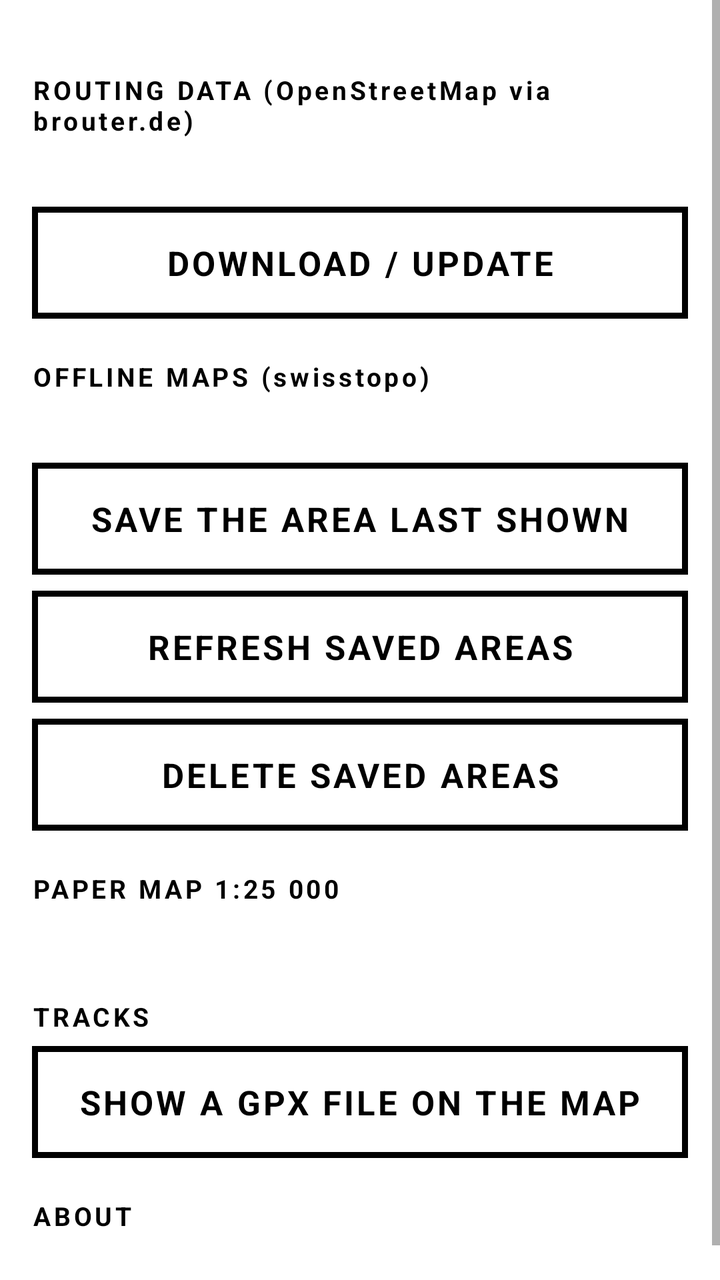
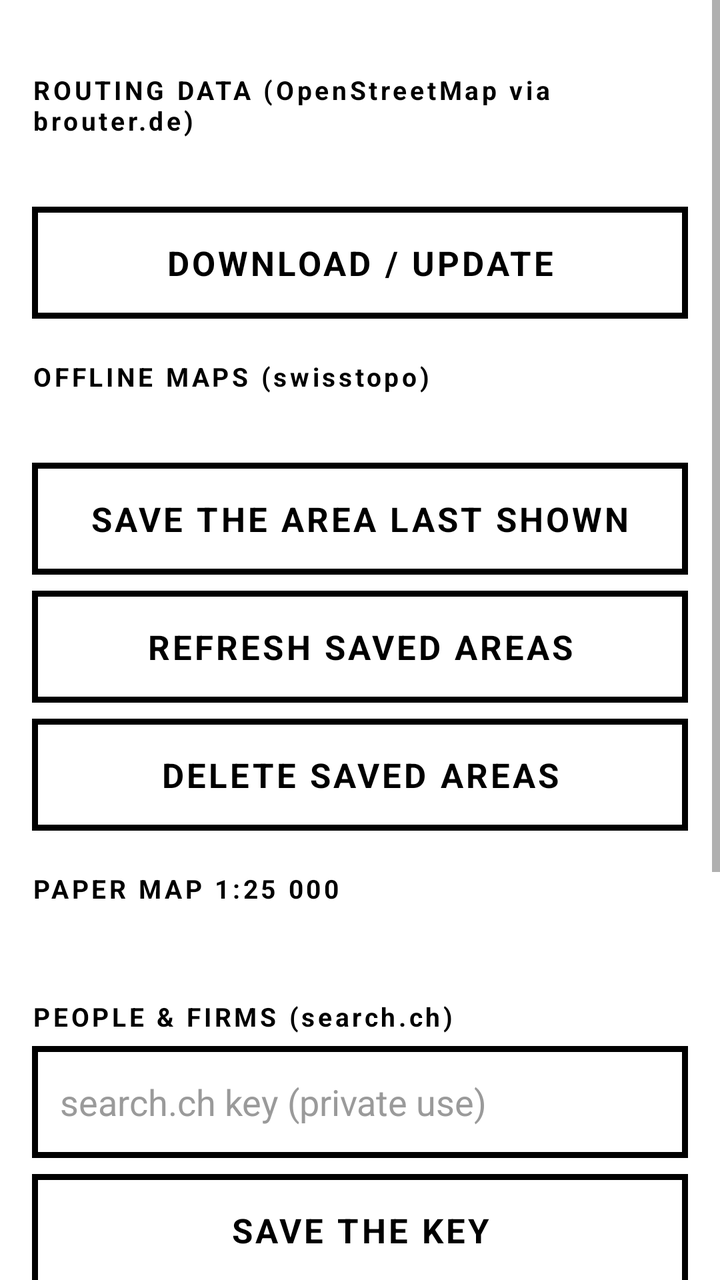

An Android layout rendered at two revisions. The XML below is the earlier revision; the diff shows what the commit changed to produce the second picture.
<!-- AndroidManifest.xml: application theme Theme.Sbh -->
<!-- res/layout/activity_menu.xml -->
<?xml version="1.0" encoding="utf-8"?>
<ScrollView xmlns:android="http://schemas.android.com/apk/res/android"
    android:layout_width="match_parent" android:layout_height="match_parent" android:background="@color/paper">
    <LinearLayout android:layout_width="match_parent" android:layout_height="wrap_content"
        android:orientation="vertical" android:padding="16dp">

        <TextView style="@style/MenuHead" android:layout_width="match_parent" android:layout_height="wrap_content" android:text="ROUTING DATA (OpenStreetMap via brouter.de)"/>
        <TextView android:id="@+id/segInfo" android:layout_width="match_parent" android:layout_height="wrap_content" android:textSize="15sp" android:fontFamily="monospace" android:lineSpacingExtra="4dp"/>
        <TextView android:id="@+id/btnSegments" style="@style/Btn" android:layout_width="match_parent" android:layout_height="56dp" android:layout_marginTop="8dp" android:text="DOWNLOAD / UPDATE"/>

        <TextView style="@style/MenuHead" android:layout_width="match_parent" android:layout_height="wrap_content" android:text="OFFLINE MAPS (swisstopo)"/>
        <TextView android:id="@+id/offlineInfo" android:layout_width="match_parent" android:layout_height="wrap_content" android:textSize="15sp" android:lineSpacingExtra="4dp"/>
        <TextView android:id="@+id/btnOfflineArea" style="@style/Btn" android:layout_width="match_parent" android:layout_height="56dp" android:layout_marginTop="8dp" android:text="SAVE THE AREA LAST SHOWN"/>
        <TextView android:id="@+id/btnOfflineRefresh" style="@style/Btn" android:layout_width="match_parent" android:layout_height="56dp" android:layout_marginTop="8dp" android:text="REFRESH SAVED AREAS"/>
        <TextView android:id="@+id/btnOfflineDelete" style="@style/Btn" android:layout_width="match_parent" android:layout_height="56dp" android:layout_marginTop="8dp" android:text="DELETE SAVED AREAS"/>

        <TextView style="@style/MenuHead" android:layout_width="match_parent" android:layout_height="wrap_content" android:text="PAPER MAP 1:25 000"/>
        <TextView android:id="@+id/paperInfo" android:layout_width="match_parent" android:layout_height="wrap_content" android:textSize="15sp" android:lineSpacingExtra="4dp"/>

        <TextView style="@style/MenuHead" android:layout_width="match_parent" android:layout_height="wrap_content" android:text="TRACKS"/>
        <TextView android:id="@+id/btnImport" style="@style/Btn" android:layout_width="match_parent" android:layout_height="56dp" android:text="SHOW A GPX FILE ON THE MAP"/>

        <TextView style="@style/MenuHead" android:layout_width="match_parent" android:layout_height="wrap_content" android:text="ABOUT"/>
        <TextView android:id="@+id/about" android:layout_width="match_parent" android:layout_height="wrap_content" android:textSize="14sp" android:lineSpacingExtra="4dp"/>
    </LinearLayout>
</ScrollView>
<!-- resources referenced by this layout -->
<resources>
  <color name="paper">#FFFFFF</color>
  <style name="Btn">
          <item name="android:background">@drawable/btn</item>
          <item name="android:textColor">@drawable/btn_text</item>
          <item name="android:textSize">17sp</item>
          <item name="android:textStyle">bold</item>
          <item name="android:gravity">center</item>
          <item name="android:letterSpacing">0.08</item>
          <item name="android:minHeight">56dp</item>
          <item name="android:minWidth">56dp</item>
          <item name="android:padding">0dp</item>
          <item name="android:stateListAnimator">@null</item>
          <item name="android:textAllCaps">true</item>
      </style>
  <style name="MenuHead">
          <item name="android:textSize">13sp</item>
          <item name="android:textStyle">bold</item>
          <item name="android:letterSpacing">0.12</item>
          <item name="android:paddingTop">20dp</item>
          <item name="android:paddingBottom">6dp</item>
      </style>
  <style name="Theme.Sbh" parent="Theme.AppCompat.Light.NoActionBar">
          <item name="android:statusBarColor">@color/ink</item>
          <item name="android:navigationBarColor">@color/ink</item>
          <item name="android:windowBackground">@color/paper</item>
          <item name="android:textColor">@color/ink</item>
          <item name="colorAccent">@color/ink</item>
          <item name="colorPrimary">@color/ink</item>
          <item name="android:fontFamily">sans-serif</item>
          <item name="android:windowLightStatusBar">false</item>
          <item name="android:windowLightNavigationBar">false</item>
      </style>
  <!-- drawable btn (drawable) -->
  <?xml version="1.0" encoding="utf-8"?>
  <selector xmlns:android="http://schemas.android.com/apk/res/android">
      <item android:state_pressed="true">
          <shape><solid android:color="@color/ink"/><stroke android:width="3dp" android:color="@color/ink"/></shape>
      </item>
      <item android:state_enabled="false">
          <shape><solid android:color="@color/paper"/><stroke android:width="3dp" android:color="@color/grey"/></shape>
      </item>
      <item>
          <shape><solid android:color="@color/paper"/><stroke android:width="3dp" android:color="@color/ink"/></shape>
      </item>
  </selector>
  <!-- drawable btn_text (drawable) -->
  <?xml version="1.0" encoding="utf-8"?>
  <selector xmlns:android="http://schemas.android.com/apk/res/android">
      <item android:state_pressed="true" android:color="@color/paper"/>
      <item android:state_enabled="false" android:color="@color/grey"/>
      <item android:color="@color/ink"/>
  </selector>
  <color name="ink">#000000</color>
  <color name="grey">#9A9A9A</color>
</resources>

<!-- the commit's change to res/layout/activity_menu.xml (unified diff, before → after) -->
@@ -17,6 +17,15 @@
         <TextView style="@style/MenuHead" android:layout_width="match_parent" android:layout_height="wrap_content" android:text="PAPER MAP 1:25 000"/>
         <TextView android:id="@+id/paperInfo" android:layout_width="match_parent" android:layout_height="wrap_content" android:textSize="15sp" android:lineSpacingExtra="4dp"/>
 
+        <TextView style="@style/MenuHead" android:layout_width="match_parent" android:layout_height="wrap_content" android:text="PEOPLE &amp; FIRMS (search.ch)"/>
+        <EditText android:id="@+id/dirKey" android:layout_width="match_parent" android:layout_height="56dp"
+            android:hint="@string/directory_key_hint" android:textSize="18sp" android:inputType="textVisiblePassword"
+            android:background="@drawable/btn" android:paddingStart="14dp" android:paddingEnd="14dp"
+            android:textColor="@color/ink" android:textColorHint="@color/grey" android:singleLine="true"/>
+        <TextView android:id="@+id/btnDirSave" style="@style/Btn" android:layout_width="match_parent" android:layout_height="56dp" android:layout_marginTop="8dp" android:text="SAVE THE KEY"/>
+        <TextView android:id="@+id/btnDirOrder" style="@style/Btn" android:layout_width="match_parent" android:layout_height="56dp" android:layout_marginTop="8dp" android:text="ORDER A FREE KEY ON SEARCH.CH"/>
+        <TextView android:layout_width="match_parent" android:layout_height="wrap_content" android:textSize="13sp" android:textColor="@color/grey" android:paddingTop="6dp" android:text="@string/directory_credit"/>
+
         <TextView style="@style/MenuHead" android:layout_width="match_parent" android:layout_height="wrap_content" android:text="TRACKS"/>
         <TextView android:id="@+id/btnImport" style="@style/Btn" android:layout_width="match_parent" android:layout_height="56dp" android:text="SHOW A GPX FILE ON THE MAP"/>
 
<!-- resource entries referenced after the edit -->
@@ -45,6 +45,8 @@
           <shape><solid android:color="@color/paper"/><stroke android:width="3dp" android:color="@color/ink"/></shape>
       </item>
   </selector>
+  <string name="directory_credit">Data: Swisscom Directories AG. A private key allows about a thousand requests a month; each search is kept for a month, no more than forty leave the phone a day.</string>
+  <string name="directory_key_hint">search.ch key (private use)</string>
   <!-- drawable btn_text (drawable) -->
   <?xml version="1.0" encoding="utf-8"?>
   <selector xmlns:android="http://schemas.android.com/apk/res/android">
